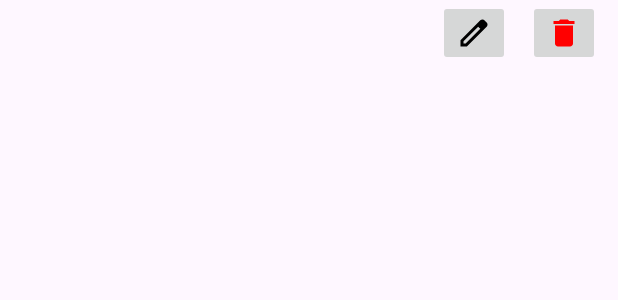
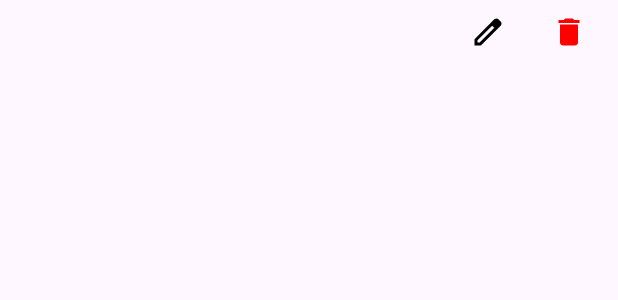
Before and after one commit to PatrykMCoder/Expense-Tracker, an Android app built with Jetpack Compose: the layout category_item.xml on its own in the app's theme, with its tools: preview values and no code run, on a phone screen of 412 x 824 dp. Shown: the top 300 px of the screen. Run offline under Robolectric (Android 15) with nearby library versions, the phone set to English and light mode, and no system bars.

Commit message:
Fixed background in category_item.xml

```diff
--- a/app/src/main/res/layout/category_item.xml
+++ b/app/src/main/res/layout/category_item.xml
@@ -14,20 +14,20 @@
 
     <ImageButton
         android:id="@+id/delete_button"
-        android:layout_width="wrap_content"
-        android:layout_height="wrap_content"
+        android:layout_width="42dp"
+        android:layout_height="42dp"
         android:layout_marginEnd="12dp"
-        android:backgroundTintMode="@null"
+        android:background="@null"
         android:src="@drawable/baseline_delete_24"
         app:layout_constraintEnd_toEndOf="parent"
         app:layout_constraintTop_toTopOf="parent" />
 
     <ImageButton
         android:id="@+id/edit_button"
-        android:layout_width="wrap_content"
-        android:layout_height="wrap_content"
+        android:layout_width="42dp"
+        android:layout_height="42dp"
         android:layout_marginEnd="12dp"
-        android:backgroundTintMode="@null"
+        android:background="@null"
         android:src="@drawable/outline_edit_24"
         app:layout_constraintEnd_toStartOf="@+id/delete_button"
         app:layout_constraintTop_toTopOf="parent" />
```
